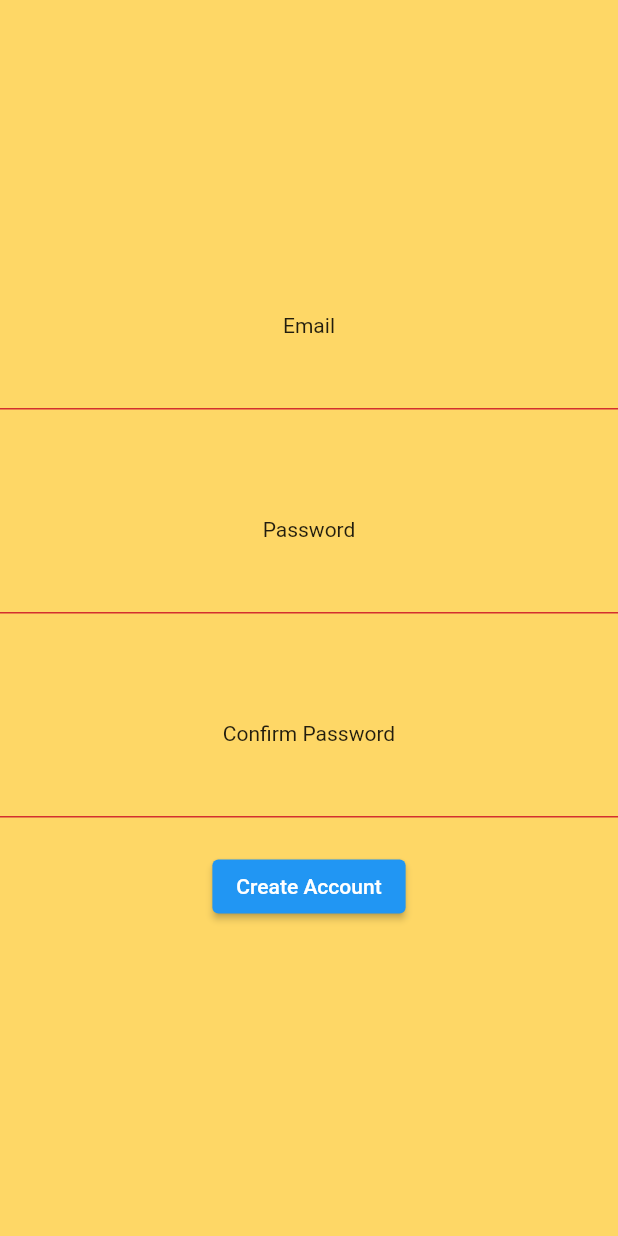
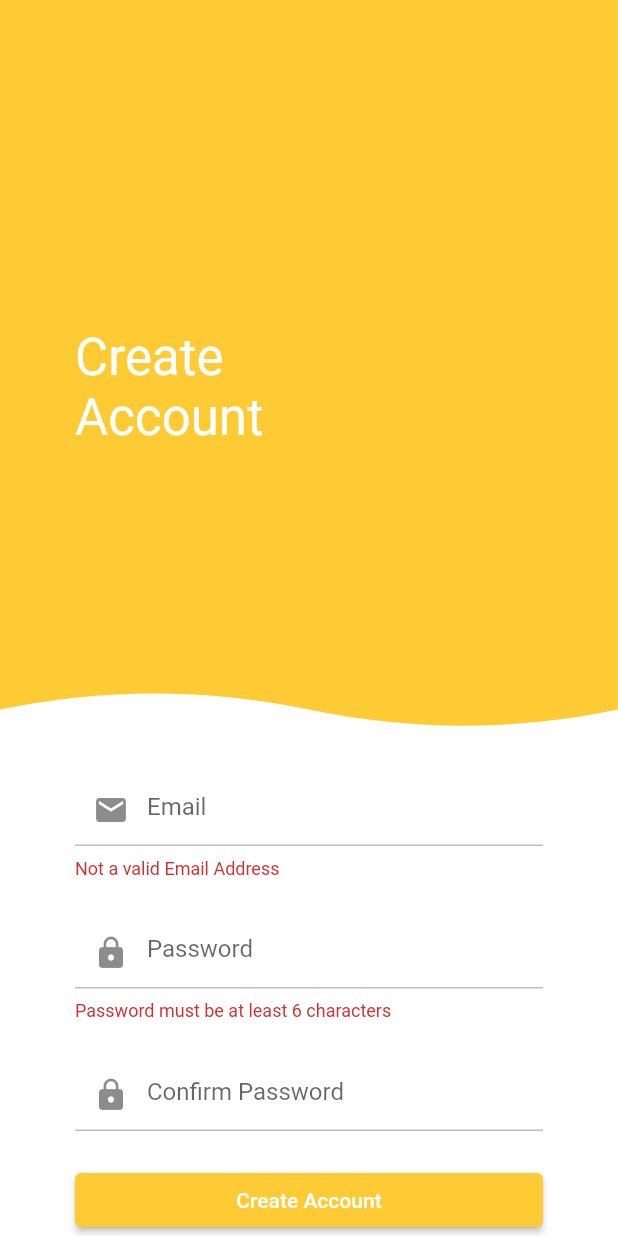
Before and after one commit to strathdeek/todos, a Flutter app: the screen it shows after launch, after a tap on "Create Account", on a phone screen of 412 x 824 dp. Run offline on Flutter 3.47's test engine with Material 2 defaults, Android fonts, the phone set to English and light mode, and no system bars; our stand-ins replace bloc, equatable, firebase_auth, firebase_core, flutter_bloc, get_it and 2 more; accounts and stored records are empty.

Commit message:
refined registration page UI

```diff
--- a/lib/main.dart
+++ b/lib/main.dart
@@ -3,7 +3,7 @@ import 'package:firebase_core/firebase_core.dart';
 import 'package:flutter/material.dart';
 import 'package:flutter_bloc/flutter_bloc.dart';
 import 'package:todos/data/bloc/authentication/authentication_bloc.dart';
-import 'package:todos/pages/dashboard_page.dart';
+import 'package:todos/data/bloc/register/register_bloc.dart';
 import 'package:todos/pages/index.dart';
 import 'package:todos/pages/routes/router.dart';
 
@@ -27,6 +27,9 @@ void main() async {
     BlocProvider<LoginBloc>(
       create: (context) => LoginBloc(),
     ),
+    BlocProvider(
+      create: (context) => RegisterBloc(),
+    )
   ], child: TodoApp()));
 }
 
@@ -39,10 +42,12 @@ class TodoApp extends StatelessWidget {
   Widget build(BuildContext context) {
     return MaterialApp(
       theme: ThemeData(
-          appBarTheme: AppBarTheme(
-              backgroundColor: Colors.transparent,
-              shadowColor: Colors.transparent),
-          canvasColor: Color.fromARGB(255, 254, 215, 102)),
+        primaryColor: Color.fromARGB(255, 254, 203, 52),
+        textTheme: Typography.whiteCupertino,
+        appBarTheme: AppBarTheme(
+            backgroundColor: Colors.transparent,
+            shadowColor: Colors.transparent),
+      ),
       navigatorKey: _navigatorKey,
       builder: (context, child) {
         return BlocListener<AuthenticationBloc, AuthenticationState>(
@@ -51,7 +56,7 @@ class TodoApp extends StatelessWidget {
               _navigator.pushNamedAndRemoveUntil('/', (route) => false);
             } else if (state is AuthenticationUnauthenticated) {
               _navigator.pushNamedAndRemoveUntil<void>(
-                '/login',
+                '/register',
                 (route) => false,
               );
             } else {
--- a/lib/pages/dashboard_page.dart
+++ b/lib/pages/dashboard_page.dart
@@ -2,6 +2,7 @@ import 'package:flutter/material.dart';
 import 'package:flutter/rendering.dart';
 import 'package:flutter_bloc/flutter_bloc.dart';
 import 'package:todos/data/bloc/authentication/authentication_bloc.dart';
+import 'package:todos/data/bloc/login/login_bloc.dart';
 import 'package:todos/data/models/index.dart';
 import 'package:todos/widgets/avatar.dart';
 import 'package:todos/widgets/widgets.dart';
@@ -82,7 +83,9 @@ class _DashboardPageState extends State<DashboardPage> {
                               Icons.menu,
                               color: Colors.white,
                             ),
-                            onPressed: () => print('tapped menu')),
+                            onPressed: () => context
+                                .read<AuthenticationBloc>()
+                                .add(LoggedOut())),
                         Text(
                           'TODO',
                           style: TextStyle(fontSize: 20, color: Colors.white),
--- a/lib/pages/login_page.dart
+++ b/lib/pages/login_page.dart
@@ -1,5 +1,4 @@
 import 'package:flutter/material.dart';
-import 'package:todos/pages/register_page.dart';
 
 class LoginPage extends StatelessWidget {
   static Route route() {
@@ -8,7 +7,7 @@ class LoginPage extends StatelessWidget {
 
   void _navigateToRegistration(BuildContext context) {
     Navigator.of(context)
-        .pushAndRemoveUntil(RegisterPage.route(), (route) => false);
+        .pushNamedAndRemoveUntil('/register', (route) => false);
   }
 
   @override
--- a/lib/pages/register_page.dart
+++ b/lib/pages/register_page.dart
@@ -1,102 +1,143 @@
 import 'package:flutter/material.dart';
 import 'package:flutter_bloc/flutter_bloc.dart';
-import 'package:todos/data/bloc/login/login_bloc.dart';
+import 'package:todos/data/bloc/register/register_bloc.dart';
+import 'package:todos/widgets/curve.dart';
 
-class RegisterPage extends StatefulWidget {
-  static Route route() {
-    return MaterialPageRoute<void>(builder: (_) => RegisterPage());
-  }
-
-  const RegisterPage({Key? key}) : super(key: key);
-
-  @override
-  _RegisterPageState createState() => _RegisterPageState();
-}
-
-class _RegisterPageState extends State<RegisterPage> {
-  String _email = '';
-  String _password = '';
-  String _confirmPassword = '';
-
-  String _emailError = '';
-  String _passwordError = '';
-  String _confirmPasswordError = '';
-
-  bool get _emailValid => RegExp(
-          r"^[a-zA-Z0-9.a-zA-Z0-9.!#$%&'*+-/=?^_`{|}~]+@[a-zA-Z0-9]+\.[a-zA-Z]+")
-      .hasMatch(_email);
-
-  bool _verifyEmailInput() {
-    setState(() {
-      _emailError = !_emailValid ? 'Please use a valid email address' : '';
-    });
-    return _emailValid;
-  }
-
-  bool _verifyPasswordInput() {
-    setState(() {
-      _passwordError = _password.isEmpty ? 'Password not long enough' : '';
-      _confirmPasswordError =
-          (_confirmPassword.isNotEmpty && _password != _confirmPassword)
-              ? 'Passwords do not match'
-              : '';
-    });
-
-    return _passwordError.isEmpty &&
-        _confirmPasswordError.isEmpty &&
-        _confirmPassword.isNotEmpty;
-  }
-
-  void _registerAccount() {
-    if (_verifyEmailInput() && _verifyPasswordInput()) {
-      BlocProvider.of<LoginBloc>(context)
-          .add(RegisterButtonPressed(_email, _password));
-    }
-  }
-
+class RegisterPage extends StatelessWidget {
   @override
   Widget build(BuildContext context) {
+    var primaryColor = Theme.of(context).primaryColor;
     return Scaffold(
       body: Container(
+        color: Colors.white,
         alignment: Alignment.center,
         child: Column(
-          mainAxisAlignment: MainAxisAlignment.center,
-          crossAxisAlignment: CrossAxisAlignment.center,
           children: [
-            Text('Email'),
-            TextField(
+            Expanded(
+              child: Stack(children: [
+                LayoutBuilder(
+                  builder: (context, constraints) => AnimatedContainer(
+                    duration: Duration(milliseconds: 300),
+                    curve: Curves.ease,
+                    width: constraints.widthConstraints().maxWidth,
+                    height: constraints.heightConstraints().maxHeight,
+                    child: CustomPaint(
+                      painter: CurvePainter(color: primaryColor),
+                    ),
+                  ),
+                ),
+                AnimatedAlign(
+                    duration: Duration(milliseconds: 300),
+                    curve: Curves.ease,
+                    alignment: Alignment.centerLeft,
+                    child: Padding(
+                      padding: const EdgeInsets.only(left: 50),
+                      child: Text(
+                        'Create\nAccount',
+                        style: Theme.of(context)
+                            .textTheme
+                            .headline4!
+                            .copyWith(color: Colors.white),
+                      ),
+                    ))
+              ]),
+            ),
+            Padding(
+              padding: const EdgeInsets.symmetric(horizontal: 50),
+              child: SafeArea(
+                child: Column(
+                  mainAxisAlignment: MainAxisAlignment.spaceBetween,
+                  crossAxisAlignment: CrossAxisAlignment.stretch,
+                  children: [
+                    BlocBuilder<RegisterBloc, RegisterState>(
+                      builder: (context, state) {
+                        return TextField(
+                          keyboardType: TextInputType.emailAddress,
+                          autocorrect: false,
                           onChanged: (value) {
-                setState(() {
-                  _email = value;
-                });
+                            context
+                                .read<RegisterBloc>()
+                                .add(RegisterEmailChanged(email: value));
                           },
-              onEditingComplete: _verifyEmailInput,
-              decoration: InputDecoration(errorText: _emailError),
+                          style: TextStyle(color: Colors.black),
+                          decoration: InputDecoration(
+                            hintText: 'Email',
+                            errorText: state.emailError,
+                            prefixIcon: Icon(
+                              Icons.email,
                             ),
-            SizedBox(height: 50),
-            Text('Password'),
-            TextField(
+                            errorBorder: UnderlineInputBorder(
+                                borderSide:
+                                    BorderSide(color: Colors.grey.shade400)),
+                            focusedErrorBorder: UnderlineInputBorder(
+                                borderSide: BorderSide(color: primaryColor)),
+                          ),
+                          cursorColor: primaryColor,
+                        );
+                      },
+                    ),
+                    SizedBox(height: 25),
+                    BlocBuilder<RegisterBloc, RegisterState>(
+                      builder: (context, state) {
+                        return TextField(
+                          keyboardType: TextInputType.visiblePassword,
+                          autocorrect: false,
+                          obscureText: true,
+                          style: TextStyle(color: Colors.black),
                           onChanged: (value) {
-                setState(() {
-                  _password = value;
-                });
+                            context
+                                .read<RegisterBloc>()
+                                .add(RegisterPasswordChanged(password: value));
                           },
-              decoration: InputDecoration(errorText: _passwordError),
-              onEditingComplete: _verifyPasswordInput,
+                          decoration: InputDecoration(
+                            errorText: state.passwordError,
+                            hintText: 'Password',
+                            prefixIcon: Icon(Icons.lock),
+                            errorBorder: UnderlineInputBorder(
+                                borderSide:
+                                    BorderSide(color: Colors.grey.shade400)),
+                            focusedErrorBorder: UnderlineInputBorder(
+                                borderSide: BorderSide(color: primaryColor)),
                           ),
-            SizedBox(height: 50),
-            Text('Confirm Password'),
-            TextField(
+                          cursorColor: primaryColor,
+                        );
+                      },
+                    ),
+                    SizedBox(height: 25),
+                    BlocBuilder<RegisterBloc, RegisterState>(
+                      builder: (context, state) {
+                        return TextField(
+                          style: TextStyle(color: Colors.black),
+                          autocorrect: false,
                           onChanged: (value) {
-                setState(() {
-                  _confirmPassword = value;
-                });
+                            context.read<RegisterBloc>().add(
+                                RegisterConfirmPasswordChanged(
+                                    confirmPassword: value));
                           },
-              onEditingComplete: _verifyPasswordInput,
-              decoration: InputDecoration(errorText: _confirmPasswordError),
+                          decoration: InputDecoration(
+                            errorText: state.confirmPasswordError,
+                            prefixIcon: Icon(Icons.lock),
+                            hintText: 'Confirm Password',
+                            errorBorder: UnderlineInputBorder(
+                                borderSide:
+                                    BorderSide(color: Colors.grey.shade400)),
+                            focusedErrorBorder: UnderlineInputBorder(
+                                borderSide: BorderSide(color: primaryColor)),
+                          ),
+                          cursorColor: primaryColor,
+                        );
+                      },
                     ),
                     ElevatedButton(
-                onPressed: _registerAccount, child: Text('Create Account'))
+                        style: ElevatedButton.styleFrom(primary: primaryColor),
+                        onPressed: () => context
+                            .read<RegisterBloc>()
+                            .add(RegisterSubmitted()),
+                        child: Text('Create Account'))
+                  ],
+                ),
+              ),
+            ),
           ],
         ),
       ),
--- /dev/null
+++ b/lib/widgets/curve.dart
@@ -0,0 +1,30 @@
+import 'package:flutter/material.dart';
+
+class CurvePainter extends CustomPainter {
+  final Color color;
+
+  CurvePainter({required this.color});
+  @override
+  void paint(Canvas canvas, Size size) {
+    var paint = Paint();
+    paint.color = color;
+    paint.style = PaintingStyle.fill;
+
+    var path = Path();
+
+    path.moveTo(0, size.height * 0.9167);
+    path.quadraticBezierTo(size.width * 0.25, size.height * 0.875,
+        size.width * 0.5, size.height * 0.9167);
+    path.quadraticBezierTo(size.width * 0.75, size.height * 0.9584,
+        size.width * 1.0, size.height * 0.9167);
+    path.lineTo(size.width, 0);
+    path.lineTo(0, 0);
+
+    canvas.drawPath(path, paint);
+  }
+
+  @override
+  bool shouldRepaint(CustomPainter oldDelegate) {
+    return true;
+  }
+}
```
Lines whose indentation alone changed are shown as unchanged.
